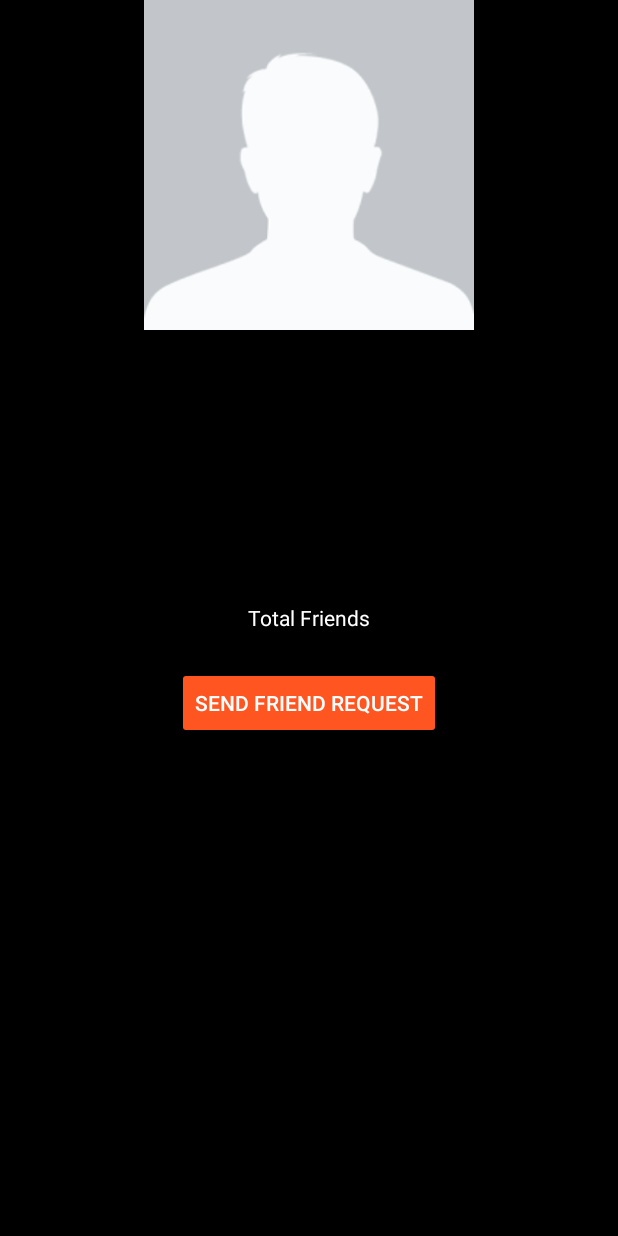
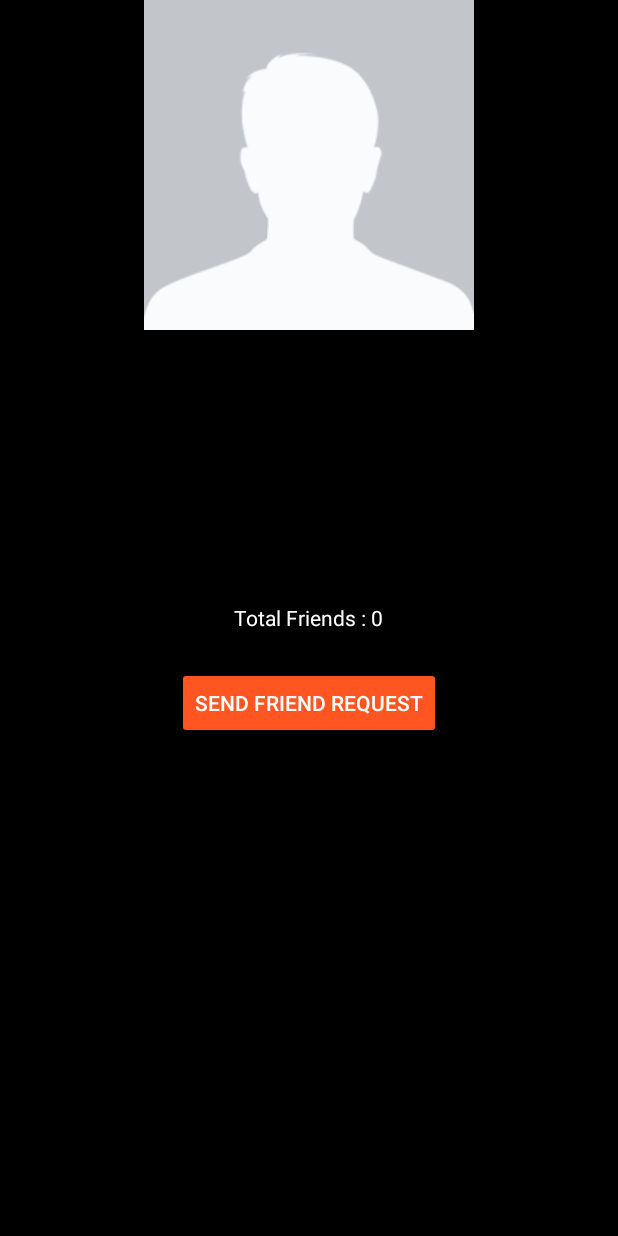
Before and after one commit to ticou973/ChatApp, an Android app: the ProfileActivity screen opened directly, with no data from a screen before it, on a phone screen of 412 x 824 dp. Run offline under Robolectric (Android 15) with nearby library versions, the phone set to English and light mode, and no system bars; our stand-ins replace Firebase (no records; nobody signed in at launch, a user with empty details on screens opened directly), Picasso; pictures from the network do not load; 3 statements that could not run were skipped.

Commit message:
ajout du nombre total d'amis

```diff
--- a/app/src/main/java/com/example/thierrycouilleault/chatapp/ChatActivity.java
+++ b/app/src/main/java/com/example/thierrycouilleault/chatapp/ChatActivity.java
@@ -50,7 +50,6 @@ import java.util.Map;
 import de.hdodenhof.circleimageview.CircleImageView;
 import id.zelory.compressor.Compressor;
 
-//todo mettre l'image dans l'appbar
 
 //todo ajouter prendre photos, ajouter vidéos, prendre vidéos, ajouter sons, prendre sons, géolocalisation
 
--- a/app/src/main/java/com/example/thierrycouilleault/chatapp/MainActivity.java
+++ b/app/src/main/java/com/example/thierrycouilleault/chatapp/MainActivity.java
@@ -86,7 +86,7 @@ public class MainActivity extends AppCompatActivity {
 
                     AlertDialog.Builder builder = new AlertDialog.Builder(MainActivity.this);
 
-                    builder.setTitle("Do you want invite some friends ?");
+                    builder.setTitle("Do you want to invite some friends ?");
                     builder.setItems(options, new DialogInterface.OnClickListener() {
                         @Override
                         public void onClick(DialogInterface dialogInterface, int i) {
@@ -98,7 +98,7 @@ public class MainActivity extends AppCompatActivity {
 
                             } else if(i==1) {
 
-                                Toast.makeText(MainActivity.this, "Friendship is important...", Toast.LENGTH_LONG).show();
+                                Toast.makeText(MainActivity.this, "Friendship is so important...", Toast.LENGTH_LONG).show();
                             }
 
                         }
@@ -106,9 +106,7 @@ public class MainActivity extends AppCompatActivity {
 
                     builder.show();
 
-
                 }
-
             }
 
             @Override
--- a/app/src/main/java/com/example/thierrycouilleault/chatapp/MessageAdapter.java
+++ b/app/src/main/java/com/example/thierrycouilleault/chatapp/MessageAdapter.java
@@ -107,8 +107,6 @@ public class MessageAdapter extends RecyclerView.Adapter<MessageViewHolder>{
 
                 holder.messageText.setVisibility(View.INVISIBLE);
 
-                //todo voir la pertinence du placeholder
-
                 Picasso.with(holder.profileImage.getContext()).load(c.getMessage()).into(holder.messageImage);
 
 
--- a/app/src/main/java/com/example/thierrycouilleault/chatapp/ProfileActivity.java
+++ b/app/src/main/java/com/example/thierrycouilleault/chatapp/ProfileActivity.java
@@ -76,6 +76,7 @@ public class ProfileActivity extends AppCompatActivity {
         profileDisplayName.setText(user_id);
 
 
+
         profileDisplayStatus = findViewById(R.id.profile_status);
 
         profileDisplayTotalFriends = findViewById(R.id.profile_totalFriends);
@@ -92,6 +93,23 @@ public class ProfileActivity extends AppCompatActivity {
 
 
         }
+
+        //gestion du nombre d'amis
+        mFriendsDatabase.child(user_id).addValueEventListener(new ValueEventListener() {
+            @Override
+            public void onDataChange(DataSnapshot dataSnapshot) {
+
+                int nbFriends = (int) (dataSnapshot.getChildrenCount());
+
+                profileDisplayTotalFriends.setText("Total Friends : " + Integer.toString(nbFriends));
+
+            }
+
+            @Override
+            public void onCancelled(DatabaseError databaseError) {
+
+            }
+        });
 
 
         profileSendRequestBtn.setOnClickListener(new View.OnClickListener() {
@@ -305,6 +323,7 @@ public class ProfileActivity extends AppCompatActivity {
                     @Override
                     public void onDataChange(DataSnapshot dataSnapshot) {
 
+
                         if(dataSnapshot.hasChild(user_id)){
                             String req_type = dataSnapshot.child(user_id).child("request_type").getValue().toString();
 
```
